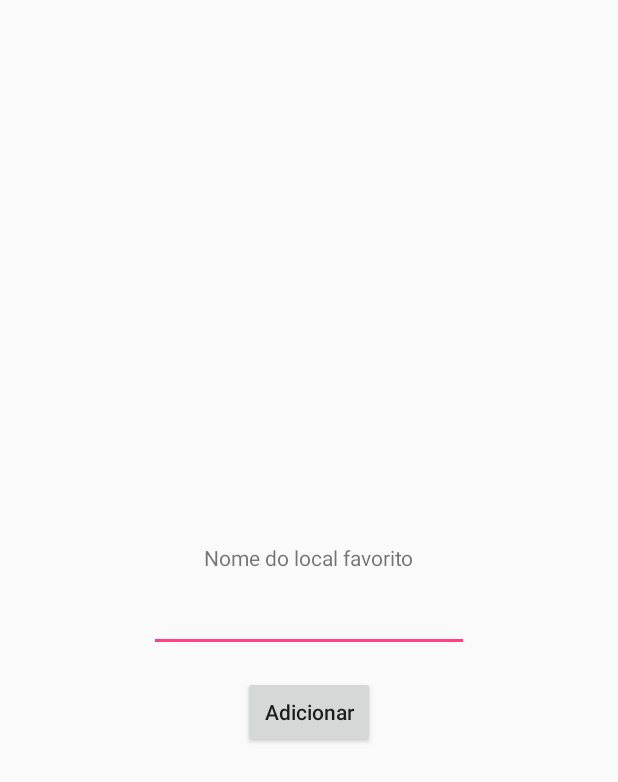
After one commit to rakuzann/AppMobilidadeUrbana, an Android app: the addFavorito screen opened directly, with no data from a screen before it, on a phone screen of 412 x 824 dp. The commit adds this screen. Shown: the top 782 px of the screen. Run offline under Robolectric (Android 15) with nearby library versions, the phone set to English and light mode, and no system bars.

Commit message:
favoritos guest erro

```diff
--- a/app/src/main/AndroidManifest.xml
+++ b/app/src/main/AndroidManifest.xml
@@ -50,7 +50,8 @@
             android:label="@string/title_activity_search_map" />
         <activity android:name=".TaxiActivity" />
         <activity android:name=".InfoActivity" />
-        <activity android:name=".PontosFavoritosActivity"></activity>
+        <activity android:name=".PontosFavoritosActivity" />
+        <activity android:name=".addFavorito"></activity>
     </application>
 
 </manifest>
--- a/app/src/main/java/com/example/pc/appmobilidadeurbana/LoginActivity.java
+++ b/app/src/main/java/com/example/pc/appmobilidadeurbana/LoginActivity.java
@@ -78,7 +78,7 @@ public class LoginActivity extends AppCompatActivity {
     }
 
     public void loginGuest(View view) {
-        Intent mudar = new Intent(LoginActivity.this, MainActivity.class);
+        Intent mudar = new Intent(LoginActivity.this, MapsActivity.class);
         //mudar.putExtra("utilizador", utilizador);
         startActivity(mudar);
     }
--- a/app/src/main/java/com/example/pc/appmobilidadeurbana/MapsActivity.java
+++ b/app/src/main/java/com/example/pc/appmobilidadeurbana/MapsActivity.java
@@ -489,11 +489,20 @@ public class MapsActivity extends FragmentActivity implements OnMapReadyCallback
             Toast.makeText(this, "ERRO", Toast.LENGTH_SHORT).show();
         } else {
 
-            new Thread() {
-                public void run() {
-                    server.postFavorito(String.valueOf(lat),String.valueOf(log),String.valueOf(utilizador.getId()));
-                }
-            }.start();
+
+            if(utilizador!=null){
+                new Thread() {
+                    public void run() {
+                        server.postFavorito(String.valueOf(lat),String.valueOf(log),String.valueOf(utilizador.getId()));
+                    }
+                }.start();
+            } else{
+                Toast.makeText(this,"É necessário o login!",Toast.LENGTH_SHORT).show();
+            }
+
+
+
+
         }
 
     }
--- /dev/null
+++ b/app/src/main/java/com/example/pc/appmobilidadeurbana/addFavorito.java
@@ -0,0 +1,13 @@
+package com.example.pc.appmobilidadeurbana;
+
+import android.support.v7.app.AppCompatActivity;
+import android.os.Bundle;
+
+public class addFavorito extends AppCompatActivity {
+
+    @Override
+    protected void onCreate(Bundle savedInstanceState) {
+        super.onCreate(savedInstanceState);
+        setContentView(R.layout.activity_add_favorito);
+    }
+}
--- /dev/null
+++ b/app/src/main/res/layout/activity_add_favorito.xml
@@ -0,0 +1,48 @@
+<?xml version="1.0" encoding="utf-8"?>
+<android.support.constraint.ConstraintLayout xmlns:android="http://schemas.android.com/apk/res/android"
+    xmlns:app="http://schemas.android.com/apk/res-auto"
+    xmlns:tools="http://schemas.android.com/tools"
+    android:layout_width="match_parent"
+    android:layout_height="match_parent"
+    tools:context=".addFavorito">
+
+    <EditText
+        android:id="@+id/editText3"
+        android:layout_width="wrap_content"
+        android:layout_height="wrap_content"
+        android:layout_marginBottom="8dp"
+        android:layout_marginEnd="8dp"
+        android:layout_marginStart="8dp"
+        android:layout_marginTop="8dp"
+        android:ems="10"
+        android:inputType="textPersonName"
+        app:layout_constraintBottom_toBottomOf="parent"
+        app:layout_constraintEnd_toEndOf="parent"
+        app:layout_constraintStart_toStartOf="parent"
+        app:layout_constraintTop_toTopOf="parent" />
+
+    <Button
+        android:id="@+id/button4"
+        android:layout_width="wrap_content"
+        android:layout_height="wrap_content"
+        android:layout_marginEnd="8dp"
+        android:layout_marginStart="8dp"
+        android:layout_marginTop="16dp"
+        android:text="Adicionar"
+        android:textAllCaps="false"
+        app:layout_constraintEnd_toEndOf="parent"
+        app:layout_constraintStart_toStartOf="parent"
+        app:layout_constraintTop_toBottomOf="@+id/editText3" />
+
+    <TextView
+        android:id="@+id/textView4"
+        android:layout_width="wrap_content"
+        android:layout_height="wrap_content"
+        android:layout_marginBottom="8dp"
+        android:layout_marginEnd="8dp"
+        android:layout_marginStart="8dp"
+        android:text="Nome do local favorito"
+        app:layout_constraintBottom_toTopOf="@+id/editText3"
+        app:layout_constraintEnd_toEndOf="parent"
+        app:layout_constraintStart_toStartOf="parent" />
+</android.support.constraint.ConstraintLayout>
```
